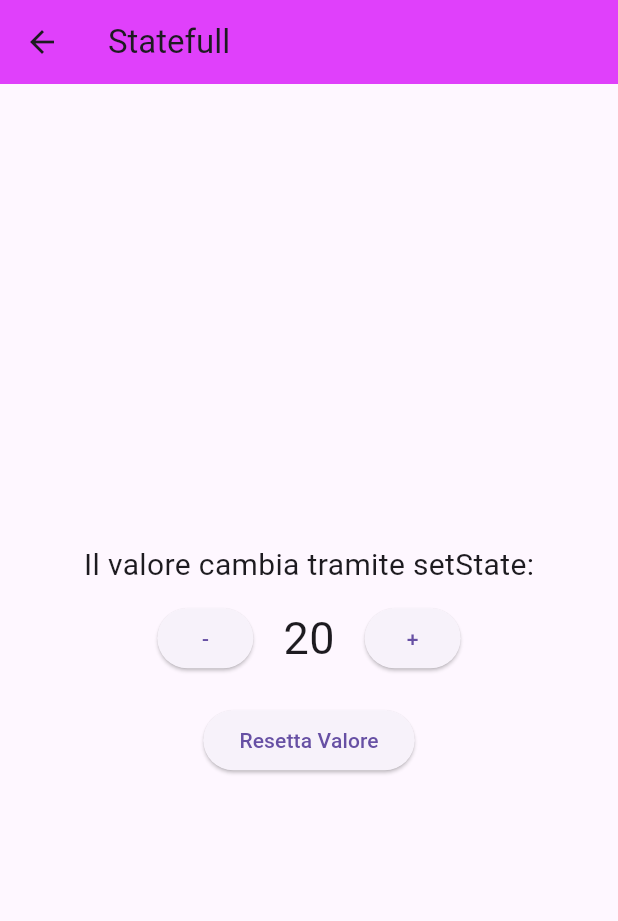
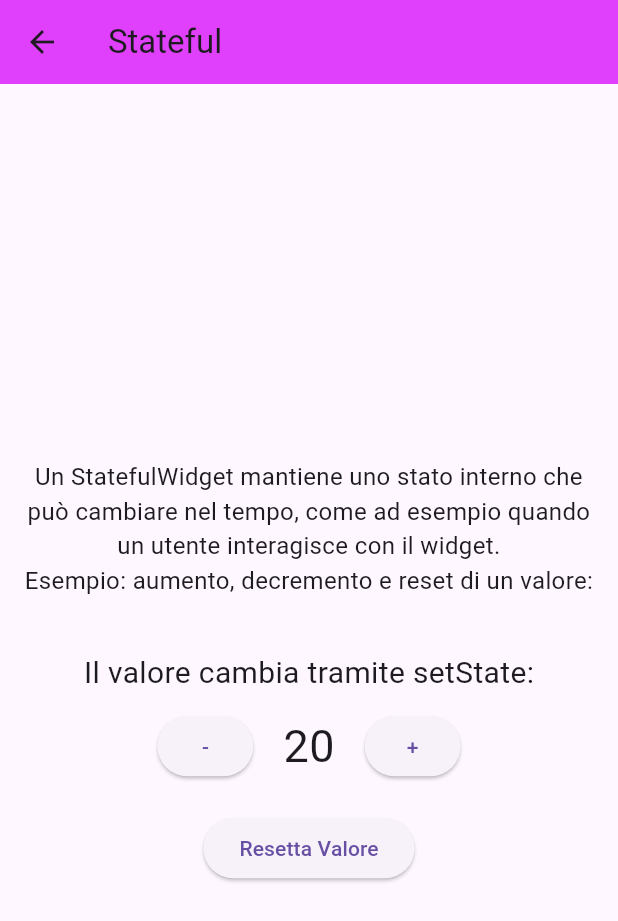
Before and after one commit to TheDollMaster98/flutter_tutorial, a Flutter app: the Tutorial1 screen opened by its route, on a phone screen of 412 x 824 dp. Shown: the top 921 px of the screen. Run offline on Flutter 3.47's test engine with Material 3 defaults, Android fonts, the phone set to English and light mode, and no system bars; missing offline and left inert: intro_flutter_0.

Commit message:
Aggiunta descrizione

```diff
--- a/lib/tutorial_1_stateful/tutorial_1.dart
+++ b/lib/tutorial_1_stateful/tutorial_1.dart
@@ -34,13 +34,24 @@ class Tutorial1State extends State<Tutorial1> {
     // Stai utilizzando il widget Scaffold per creare la struttura di base dell'app.
     return Scaffold(
       appBar: AppBar(
-        title: const Text('Statefull'),
+        title: const Text('Stateful'),
       ),
       // Nel corpo dello Scaffold, stai visualizzando un testo al centro dello schermo.
       body: Center(
         child: Column(
           mainAxisAlignment: MainAxisAlignment.center,
           children: [
+            const Padding(
+              padding: EdgeInsets.all(16.0),
+              child: Text(
+                'Un StatefulWidget mantiene uno stato interno che può cambiare nel tempo, '
+                    'come ad esempio quando un utente interagisce con il widget. \n'
+                'Esempio: aumento, decremento e reset di un valore:',
+                textAlign: TextAlign.center,
+                style: TextStyle(fontSize: 16),
+              ),
+            ),
+            const SizedBox(height: 20),
             const Text(
               "Il valore cambia tramite setState:",
               style: TextStyle(fontSize: 20),
```
